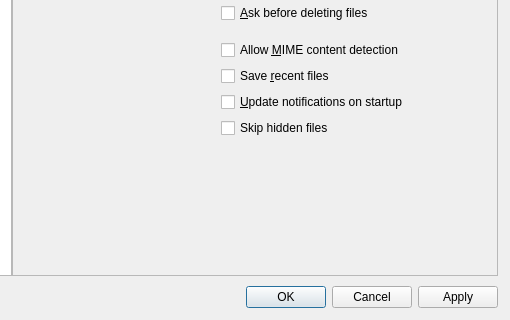
Qt form src/qvoptionsdialog.ui (Apollo24K/qMedia) before a commit; both pictures show x 150 to 660 and y 300 to 620 of the 660 by 620 pixel window.
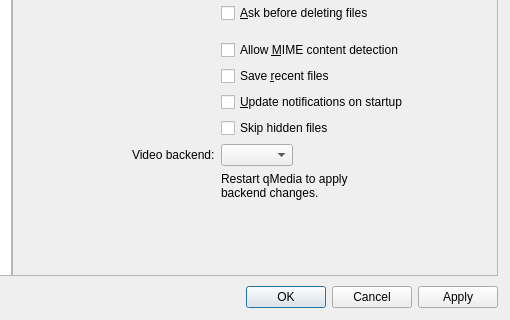
The same form after that commit. The open tabs and pages were chosen to show the change.

Commit message: video backend setting

Diff of the .ui file:
```diff
--- a/src/qvoptionsdialog.ui
+++ b/src/qvoptionsdialog.ui
@@ -978,6 +978,30 @@
             </property>
            </widget>
           </item>
+          <item row="18" column="0">
+           <widget class="QLabel" name="mediaBackendLabel">
+            <property name="text">
+             <string>Video backend:</string>
+            </property>
+           </widget>
+          </item>
+          <item row="18" column="1">
+           <widget class="QComboBox" name="mediaBackendComboBox">
+            <property name="toolTip">
+             <string>FFmpeg supports more video formats. Windows Media Foundation can improve audio compatibility when Windows Audio Enhancements are enabled.</string>
+            </property>
+           </widget>
+          </item>
+          <item row="19" column="1">
+           <widget class="QLabel" name="mediaBackendRestartLabel">
+            <property name="text">
+             <string>Restart qMedia to apply backend changes.</string>
+            </property>
+            <property name="wordWrap">
+             <bool>true</bool>
+            </property>
+           </widget>
+          </item>
          </layout>
         </widget>
        </widget>
```
The commit also changes 13 other files.
